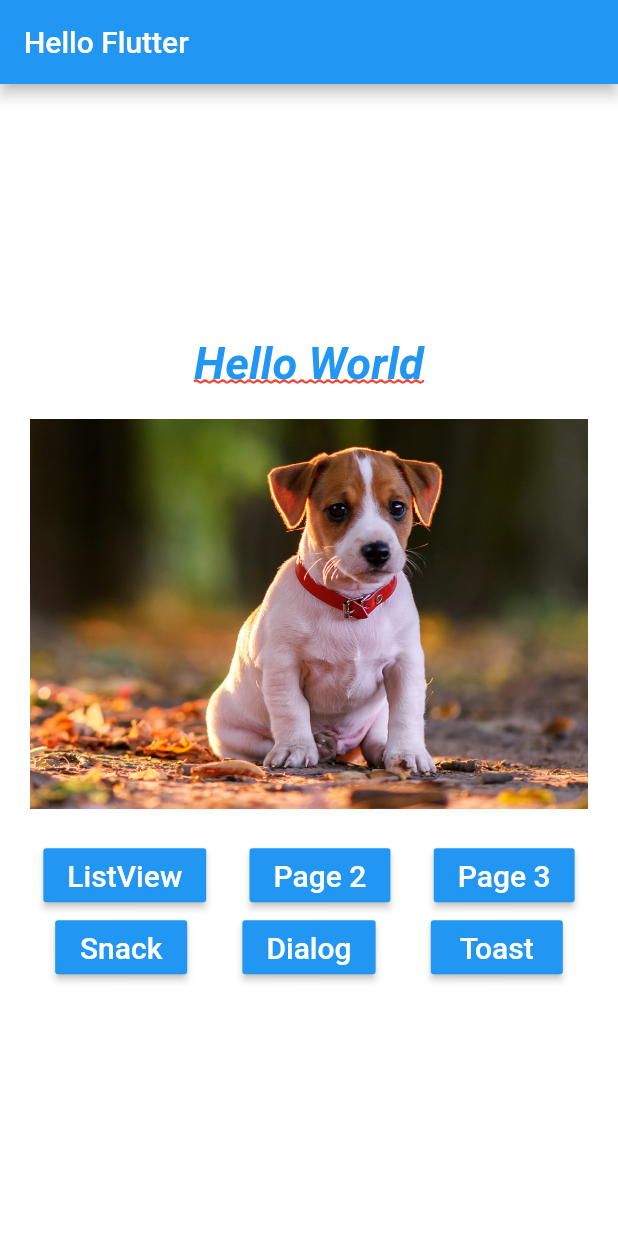
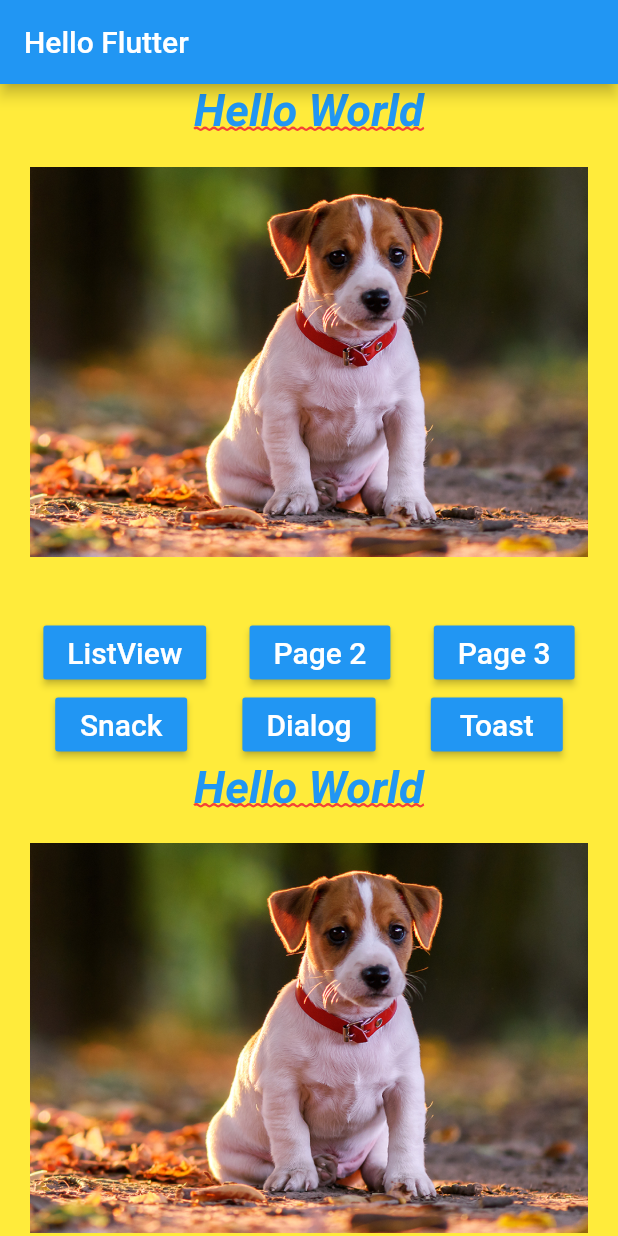
Before and after one commit to DiegoAlmeidaProject/hello_dog, a Flutter app: the screen it shows after launch, on a phone screen of 412 x 824 dp. Run offline on Flutter 3.47's test engine with Material 2 defaults, Android fonts, the phone set to English and light mode, and no system bars.

Commit message:
Changing _bory method from Containaer to SingleChildScrollView

```diff
--- a/lib/home_page.dart
+++ b/lib/home_page.dart
@@ -13,21 +13,27 @@ class HomePage extends StatelessWidget {
   }
 
   _body() {
-    return Container(
-      color: Colors.white,
+    return SingleChildScrollView(
+      child: Container(
+        color: Colors.yellow,
         child: Column (
           mainAxisAlignment: MainAxisAlignment.center,
           children: <Widget> [
             _text(),
             _pageView(),
-          _buttons()
+            _buttons(),
+            _text(),
+            _pageView(),
+            _buttons(),
           ],
+        ),
       ),
     );
   }
 
   _pageView() {
     return Container(
+      margin: EdgeInsets.only(bottom: 20),
           height: 300,
           child: PageView(
             children: <Widget> [
```
Lines whose indentation alone changed are shown as unchanged.
